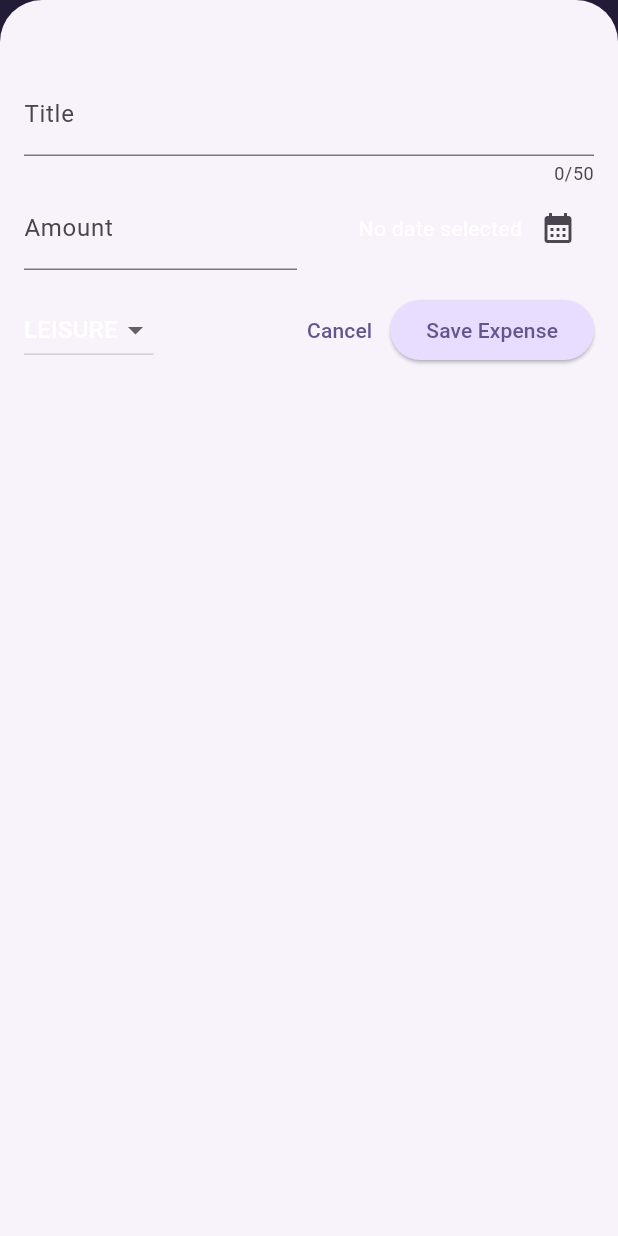
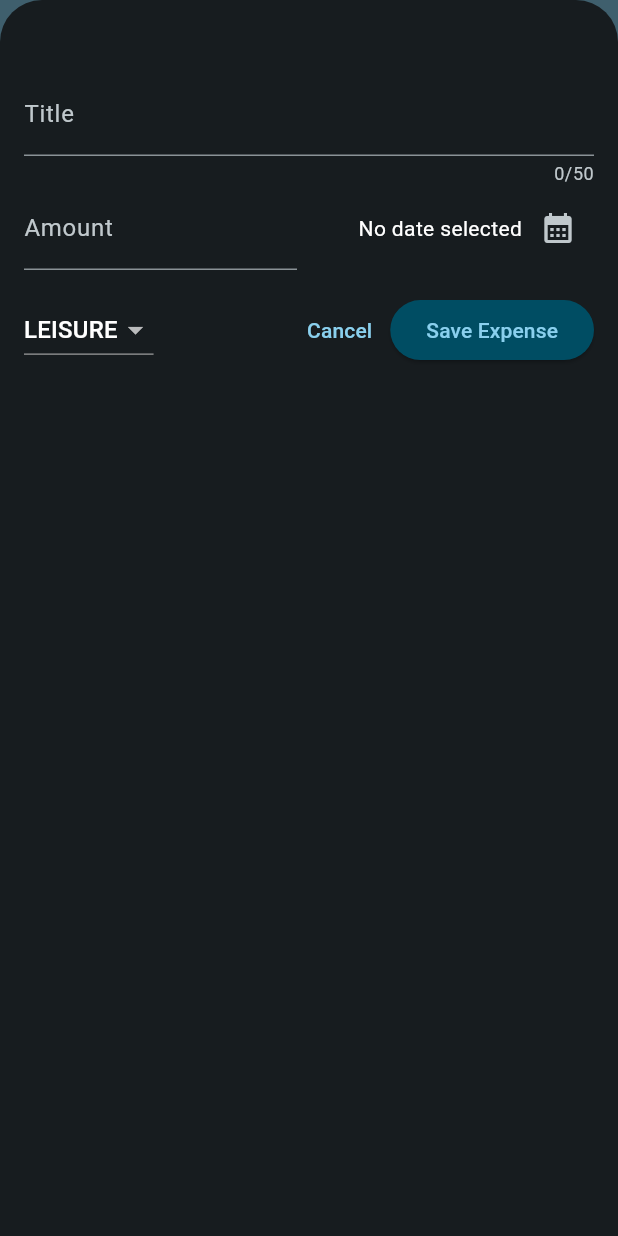
Before and after one commit to omarbabou/expense_tracker, a Flutter app: the screen it shows after launch, after a tap on the "add" icon, on a phone screen of 412 x 824 dp. Run offline on Flutter 3.47's test engine with Material 3 defaults, Android fonts, the phone set to English and light mode, and no system bars.

Commit message:
Implementing charts widgets functionalities and styles

```diff
--- a/lib/main.dart
+++ b/lib/main.dart
@@ -1,5 +1,10 @@
 import 'package:flutter/material.dart';
 import 'package:expense_tracker/widgets/expenses.dart';
+
+var kDarkColorScheme = ColorScheme.fromSeed(
+  brightness: Brightness.dark,
+  seedColor: const Color.fromARGB(255, 5, 99, 125),
+);
 
 var kColorScheme = ColorScheme.fromSeed(
   seedColor: const Color.fromARGB(255, 96, 59, 181),
@@ -8,14 +13,44 @@ var kColorScheme = ColorScheme.fromSeed(
 void main() {
   runApp(
     MaterialApp(
-      theme: ThemeData().copyWith(
+      themeMode: ThemeMode.dark, // Force dark theme
+
+      // Dark Theme
+      darkTheme: ThemeData.from(
+        colorScheme: kDarkColorScheme,
+      ).copyWith(
+        appBarTheme: AppBarTheme(
+          backgroundColor: kDarkColorScheme.primary,
+          foregroundColor: kDarkColorScheme.onPrimary,
+        ),
+        cardTheme: CardTheme(
+          color: kDarkColorScheme.secondaryContainer,
+          margin: const EdgeInsets.symmetric(horizontal: 16, vertical: 8),
+        ),
+        elevatedButtonTheme: ElevatedButtonThemeData(
+          style: ElevatedButton.styleFrom(
+            backgroundColor: kDarkColorScheme.primaryContainer,
+          ),
+        ),
+        textTheme: TextTheme(
+          titleLarge: TextStyle(
+            fontWeight: FontWeight.bold,
+            color: kDarkColorScheme.onSecondaryContainer,
+            fontSize: 16,
+          ),
+        ),
+      ),
+       theme: ThemeData.light().copyWith(
         colorScheme: kColorScheme,
         appBarTheme: const AppBarTheme().copyWith(
             backgroundColor: kColorScheme.onPrimaryContainer,
             foregroundColor: kColorScheme.primaryContainer),
         cardTheme: const CardTheme().copyWith(
           color: kColorScheme.secondaryContainer,
-          margin: const EdgeInsets.symmetric(horizontal: 16, vertical: 8),
+          margin: const EdgeInsets.symmetric(
+            horizontal: 16,
+            vertical: 8,
+          ),
         ),
         elevatedButtonTheme: ElevatedButtonThemeData(
           style: ElevatedButton.styleFrom(
@@ -30,6 +65,7 @@ void main() {
           ),
         ),
       ),
+
       home: const Expenses(),
     ),
   );
--- a/lib/models/expense.dart
+++ b/lib/models/expense.dart
@@ -33,3 +33,29 @@ class Expense {
     return formatter.format(date);
   }
 }
+
+class ExpenseBucket {
+  ExpenseBucket({
+    required this.category,
+    required this.expenses,
+  });
+
+  ExpenseBucket.forCategory(
+    List<Expense> allExpenses,
+    this.category,
+  ) : expenses = allExpenses.where(
+    (expense) => expense.category == category,
+  ).toList();
+
+  final Category category;
+  final List<Expense> expenses;
+
+  double get totalExpenses {
+    double sum = 0;
+
+    for (final expense in expenses) {
+      sum += expense.amount; // sum = sum + expense.amount;
+    }
+    return sum;
+  }
+}
--- /dev/null
+++ b/lib/widgets/chart/chart.dart
@@ -0,0 +1,95 @@
+import 'package:flutter/material.dart';
+
+import 'package:expense_tracker/widgets/chart/chart_bar.dart';
+import 'package:expense_tracker/models/expense.dart';
+
+class Chart extends StatelessWidget {
+  const Chart({super.key, required this.expenses});
+
+  final List<Expense> expenses;
+
+  List<ExpenseBucket> get buckets {
+    return [
+      ExpenseBucket.forCategory(expenses, Category.food),
+      ExpenseBucket.forCategory(expenses, Category.leisure),
+      ExpenseBucket.forCategory(expenses, Category.travel),
+      ExpenseBucket.forCategory(expenses, Category.work),
+    ];
+  }
+
+  double get maxTotalExpense {
+    double maxTotalExpense = 0;
+
+    for (final bucket in buckets) {
+      if (bucket.totalExpenses > maxTotalExpense) {
+        maxTotalExpense = bucket.totalExpenses;
+      }
+    }
+
+    return maxTotalExpense;
+  }
+
+  @override
+  Widget build(BuildContext context) {
+    final isDarkMode =
+        MediaQuery.of(context).platformBrightness == Brightness.dark;
+    return Container(
+      margin: const EdgeInsets.all(16),
+      padding: const EdgeInsets.symmetric(
+        vertical: 16,
+        horizontal: 8,
+      ),
+      width: double.infinity,
+      height: 180,
+      decoration: BoxDecoration(
+        borderRadius: BorderRadius.circular(8),
+        gradient: LinearGradient(
+          colors: [
+            Theme.of(context).colorScheme.primary.withOpacity(0.3),
+            Theme.of(context).colorScheme.primary.withOpacity(0.0)
+          ],
+          begin: Alignment.bottomCenter,
+          end: Alignment.topCenter,
+        ),
+      ),
+      child: Column(
+        children: [
+          Expanded(
+            child: Row(
+              crossAxisAlignment: CrossAxisAlignment.end,
+              children: [
+                for (final bucket in buckets) // alternative to map()
+                  ChartBar(
+                    fill: bucket.totalExpenses == 0
+                        ? 0
+                        : bucket.totalExpenses / maxTotalExpense,
+                  )
+              ],
+            ),
+          ),
+          const SizedBox(height: 12),
+          Row(
+            children: buckets
+                .map(
+                  (bucket) => Expanded(
+                    child: Padding(
+                      padding: const EdgeInsets.symmetric(horizontal: 4),
+                      child: Icon(
+                        categoryIcons[bucket.category],
+                        color: isDarkMode
+                            ? Theme.of(context).colorScheme.secondary
+                            : Theme.of(context)
+                                .colorScheme
+                                .primary
+                                .withOpacity(0.7),
+                      ),
+                    ),
+                  ),
+                )
+                .toList(),
+          )
+        ],
+      ),
+    );
+  }
+}
--- /dev/null
+++ b/lib/widgets/chart/chart_bar.dart
@@ -0,0 +1,34 @@
+import 'package:flutter/material.dart';
+
+class ChartBar extends StatelessWidget {
+  const ChartBar({
+    super.key,
+    required this.fill,
+  });
+
+  final double fill;
+
+  @override
+  Widget build(BuildContext context) {
+    final isDarkMode =
+        MediaQuery.of(context).platformBrightness == Brightness.dark;
+    return Expanded(
+      child: Padding(
+        padding: const EdgeInsets.symmetric(horizontal: 4),
+        child: FractionallySizedBox(
+          heightFactor: fill,
+          child: DecoratedBox(
+            decoration: BoxDecoration(
+              shape: BoxShape.rectangle,
+              borderRadius:
+                  const BorderRadius.vertical(top: Radius.circular(8)),
+              color: isDarkMode
+                  ? Theme.of(context).colorScheme.secondary
+                  : Theme.of(context).colorScheme.primary.withOpacity(0.65),
+            ),
+          ),
+        ),
+      ),
+    );
+  }
+}
--- a/lib/widgets/expenses.dart
+++ b/lib/widgets/expenses.dart
@@ -1,7 +1,9 @@
+import 'package:flutter/material.dart';
+
+import 'package:expense_tracker/widgets/chart/chart.dart';
 import 'package:expense_tracker/widgets/expenses_list/expenses_list.dart';
 import 'package:expense_tracker/models/expense.dart';
 import 'package:expense_tracker/widgets/new_expense.dart';
-import 'package:flutter/material.dart';
 
 class Expenses extends StatefulWidget {
   const Expenses({super.key});
@@ -88,7 +90,7 @@ class _ExpensesState extends State<Expenses> {
       ),
       body: Column(
         children: [
-          const Text('The chart'),
+          Chart(expenses: _registeredExpenses),
           Expanded(
             child: mainContent,
           ),
```
